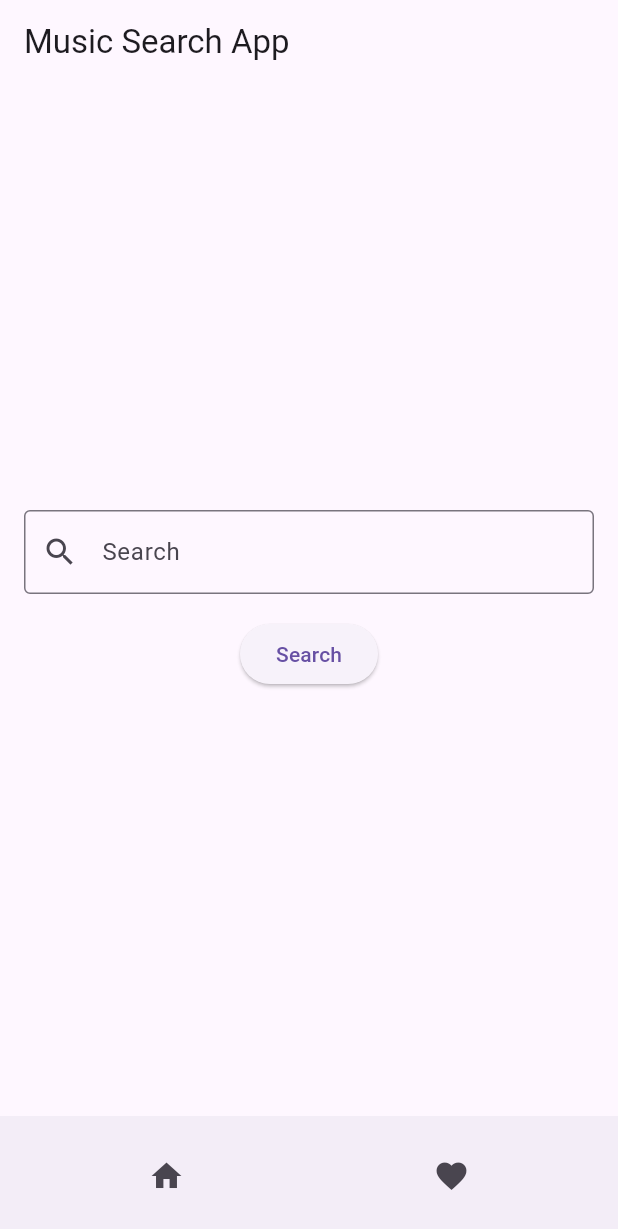
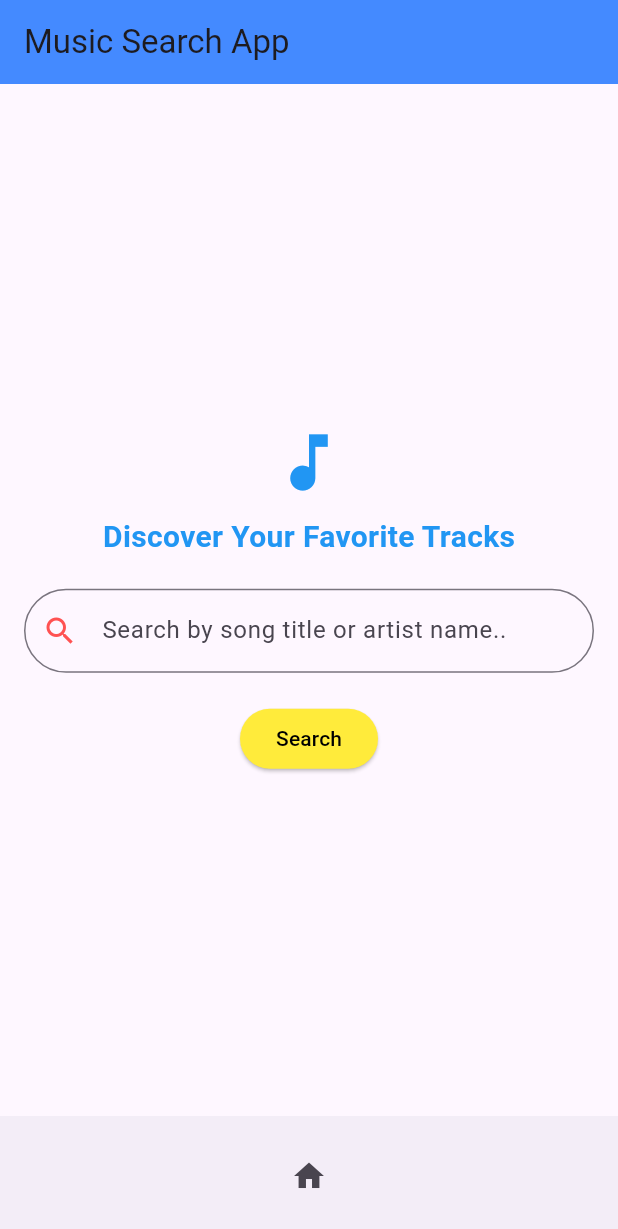
Before and after one commit to cekwedike/music-app, a Flutter app: the screen it shows after launch, on a phone screen of 412 x 824 dp. Shown: the top 1229 px of the screen. Run offline on Flutter 3.47's test engine with Material 3 defaults, Android fonts, the phone set to English and light mode, and no system bars; our stand-ins replace audioplayers; network calls fail.

Commit message:
Refactor app structure to use StatelessWidgets and improve search result handling

```diff
--- a/lib/main.dart
+++ b/lib/main.dart
@@ -1,35 +1,13 @@
-// main.dart
-
 import 'package:flutter/material.dart';
 import 'screens/home_screen.dart';
 import 'screens/search_result.dart';
 import 'screens/detail_screen.dart';
-import 'screens/favorite.dart';
 
 void main() {
   runApp(MusicSearchApp());
 }
 
-class MusicSearchApp extends StatefulWidget {
-  @override
-  _MusicSearchAppState createState() => _MusicSearchAppState();
-}
-
-class _MusicSearchAppState extends State<MusicSearchApp> {
-  List<Map<String, dynamic>> _favoriteTracks = [];
-
-  void addToFavorites(Map<String, dynamic> track) {
-    setState(() {
-      _favoriteTracks.add(track);
-    });
-  }
-
-  void removeFromFavorites(Map<String, dynamic> track) {
-    setState(() {
-      _favoriteTracks.removeWhere((favTrack) => favTrack['id'] == track['id']);
-    });
-  }
-
+class MusicSearchApp extends StatelessWidget {
   @override
   Widget build(BuildContext context) {
     return MaterialApp(
@@ -42,13 +20,8 @@ class _MusicSearchAppState extends State<MusicSearchApp> {
       initialRoute: '/',
       routes: {
         '/': (context) => HomeScreen(),
-        '/searchResult': (context) => SearchResultScreen(),
-        '/detail': (context) => SongDetailScreen(),
-        '/favorite': (context) => FavoriteScreen(
-              favoriteTracks: _favoriteTracks,
-              addToFavorites: addToFavorites,
-              removeFromFavorites: removeFromFavorites,
-            ),
+        '/searchResult': (context) => SearchResultScreen(searchResults: []),
+        '/detail': (context) => SongDetailScreen(track: {}),
       },
     );
   }
--- a/lib/screens/home_screen.dart
+++ b/lib/screens/home_screen.dart
@@ -1,5 +1,3 @@
-// home_screen.dart
-
 import 'package:flutter/material.dart';
 import 'package:http/http.dart' as http;
 import 'dart:convert';
@@ -14,6 +12,7 @@ class _HomeScreenState extends State<HomeScreen> {
   String clientId = 'edf71530ea9242e7ad70adaedbded238';
   String clientSecret = '737fe2303ac84d83af8acfcdc71093ff';
   String? _accessToken;
+  List<dynamic> _searchResults = [];
 
   @override
   void initState() {
@@ -26,9 +25,11 @@ class _HomeScreenState extends State<HomeScreen> {
       Uri.parse('https://accounts.spotify.com/api/token'),
       headers: {
         'Content-Type': 'application/x-www-form-urlencoded',
-        'Authorization': 'Basic ${base64Encode(utf8.encode('$clientId:$clientSecret'))}',
+        'Authorization': 'Basic ' + base64Encode(utf8.encode('$clientId:$clientSecret')),
       },
-      body: {'grant_type': 'client_credentials'},
+      body: {
+        'grant_type': 'client_credentials',
+      },
     );
 
     if (response.statusCode == 200) {
@@ -37,8 +38,7 @@ class _HomeScreenState extends State<HomeScreen> {
         _accessToken = data['access_token'];
       });
     } else {
-      print('Failed to get access token. Status code: ${response.statusCode}');
-      print('Response body: ${response.body}');
+      print('Failed to get access token');
     }
   }
 
@@ -50,20 +50,23 @@ class _HomeScreenState extends State<HomeScreen> {
 
     final response = await http.get(
       Uri.parse('https://api.spotify.com/v1/search?q=$query&type=track'),
-      headers: {'Authorization': 'Bearer $_accessToken'},
+      headers: {
+        'Authorization': 'Bearer $_accessToken',
+      },
     );
 
     if (response.statusCode == 200) {
       final data = jsonDecode(response.body);
-      final List<dynamic> tracks = data['tracks']['items'];
+      setState(() {
+        _searchResults = data['tracks']['items'];
+      });
       Navigator.pushNamed(
         context,
         '/searchResult',
-        arguments: tracks,
+        arguments: _searchResults,
       );
     } else {
-      print('Failed to search tracks. Status code: ${response.statusCode}');
-      print('Response body: ${response.body}');
+      print('Failed to search tracks');
     }
   }
 
@@ -72,22 +75,39 @@ class _HomeScreenState extends State<HomeScreen> {
     return Scaffold(
       appBar: AppBar(
         title: Text('Music Search App'),
+        backgroundColor: Colors.blueAccent,
       ),
       body: Padding(
         padding: const EdgeInsets.all(16.0),
         child: Column(
           mainAxisAlignment: MainAxisAlignment.center,
           children: [
+            Icon(
+              Icons.music_note,
+              size: 50,
+              color: Colors.blue,
+            ),
+            SizedBox(height: 10),
+            Text(
+              'Discover Your Favorite Tracks',
+              style: TextStyle(
+                fontSize: 20,
+                fontWeight: FontWeight.bold,
+                color: Colors.blue,
+              ),
+            ),
+            SizedBox(height: 20),
             TextField(
               controller: _searchController,
               decoration: InputDecoration(
-                labelText: 'Search',
-                hintText: 'Enter a song or artist name',
-                prefixIcon: Icon(Icons.search),
-                border: OutlineInputBorder(),
+                hintText: 'Search by song title or artist name..',
+                prefixIcon: Icon(Icons.search, color: Colors.redAccent),
+                border: OutlineInputBorder(
+                  borderRadius: BorderRadius.circular(30.0),
+                ),
               ),
             ),
-            SizedBox(height: 16.0),
+            SizedBox(height: 20),
             ElevatedButton(
               onPressed: () {
                 String query = _searchController.text.trim();
@@ -95,6 +115,13 @@ class _HomeScreenState extends State<HomeScreen> {
                   _searchTracks(query);
                 }
               },
+              style: ElevatedButton.styleFrom(
+                foregroundColor: Colors.black,
+                backgroundColor: Colors.yellow,
+                shape: RoundedRectangleBorder(
+                  borderRadius: BorderRadius.circular(20.0),
+                ),
+              ),
               child: Text('Search'),
             ),
           ],
@@ -102,18 +129,12 @@ class _HomeScreenState extends State<HomeScreen> {
       ),
       bottomNavigationBar: BottomAppBar(
         child: Row(
-          mainAxisAlignment: MainAxisAlignment.spaceAround,
+          mainAxisAlignment: MainAxisAlignment.center,
           children: [
             IconButton(
               icon: Icon(Icons.home),
               onPressed: () {
-                // Do nothing, already on the home screen
-              },
-            ),
-            IconButton(
-              icon: Icon(Icons.favorite),
-              onPressed: () {
-                Navigator.pushNamed(context, '/favorite');
+                Navigator.pushNamed(context, '/');
               },
             ),
           ],
```
Also changed, not shown: lib/screens/detail_screen.dart (+101 -118 lines), lib/screens/search_result.dart (+21 -61 lines).
